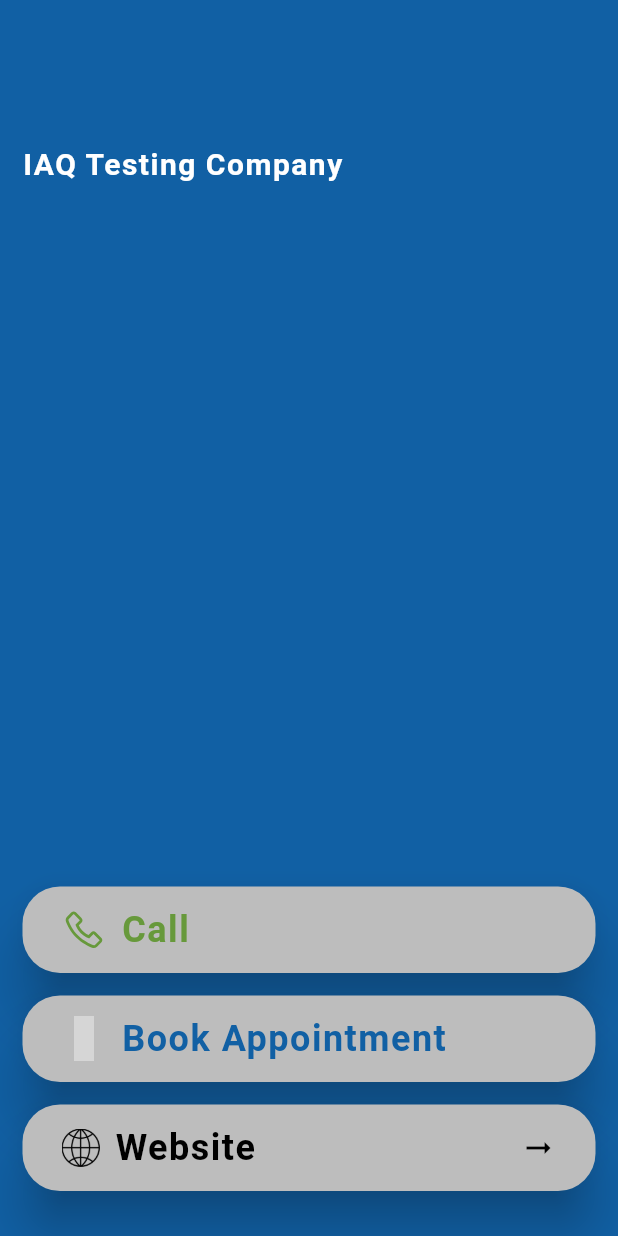
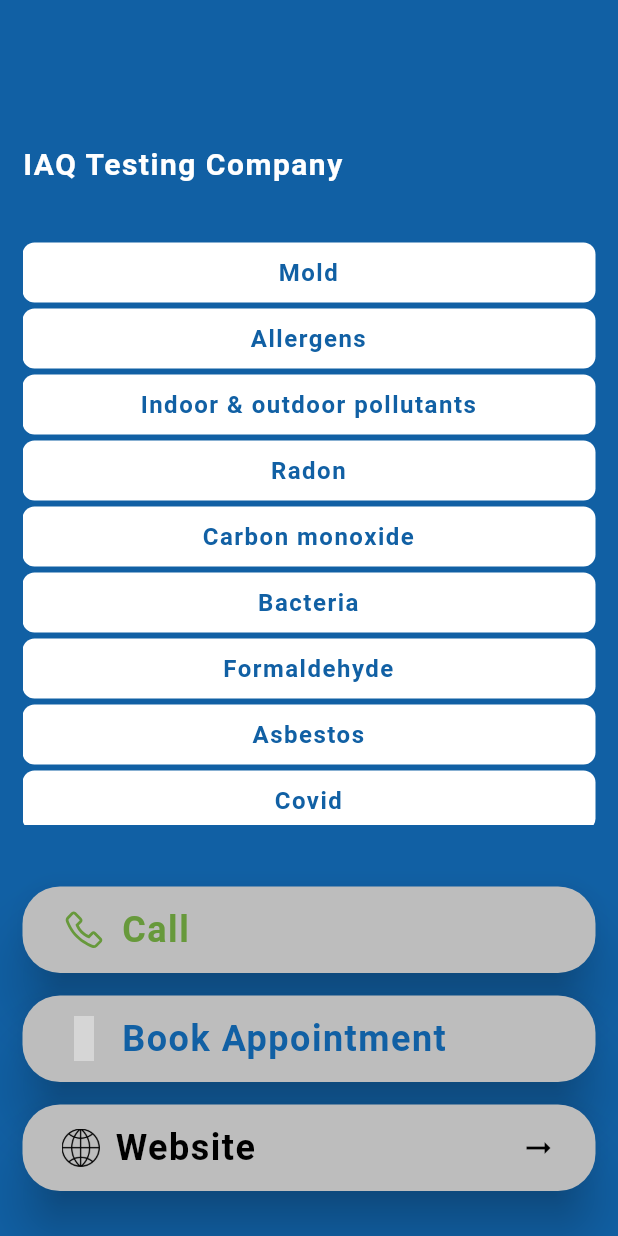
Before and after one commit to abdullahaslam0079/Indoor-air-quality-app, a Flutter app: the HomeScreen screen opened directly, on a phone screen of 412 x 824 dp. Run offline on Flutter 3.47's test engine with Material 2 defaults, Android fonts, the phone set to English and light mode, and no system bars; our stand-ins replace flutter_onboarding_slider, font_awesome_flutter, google_fonts, line_icons, shared_preferences; accounts and stored records are empty; Roboto replaces fonts that are missing (Alegreya); grey boxes are pictures that could not be loaded.

Commit message:
UI Changes

```diff
--- /dev/null
+++ b/lib/model/services_model.dart
@@ -0,0 +1,6 @@
+
+class ServicesModel{
+  late String service;
+  late String imageUrl;
+  ServicesModel({required this.service, required this.imageUrl});
+}
--- a/lib/userInterface/home/home_screen.dart
+++ b/lib/userInterface/home/home_screen.dart
@@ -1,10 +1,12 @@
 import 'package:flutter/material.dart';
-import 'package:iaq/provider/user_provider.dart';
+import 'package:iaq/model/services_model.dart';
+import 'package:url_launcher/url_launcher.dart' as UrlLauncher;
 import 'package:iaq/utils/styles.dart';
 import 'package:iaq/utils/widgets/custom_rounded_button.dart';
 import 'package:iaq/utils/widgets/visit_website_button.dart';
 import 'package:line_icons/line_icons.dart';
-import 'package:provider/provider.dart';
+import 'package:url_launcher/url_launcher.dart';
+
 
 class HomeScreen extends StatefulWidget {
   const HomeScreen({Key? key}) : super(key: key);
@@ -18,9 +20,23 @@ class _HomeScreenState extends State<HomeScreen> {
   @override
   void initState() {
     super.initState();
-    UserProvider _userProvider = Provider.of<UserProvider>(context, listen: false);
-    _userProvider.changeIsOnboardedStatus(true);
   }
+
+  List<ServicesModel> services = [
+    ServicesModel(imageUrl: '', service: 'Mold'),
+    ServicesModel(imageUrl: '', service: 'Allergens'),
+    ServicesModel(imageUrl: '', service: 'Indoor & outdoor pollutants'),
+    ServicesModel(imageUrl: '', service: 'Radon'),
+    ServicesModel(imageUrl: '', service: 'Carbon monoxide'),
+    ServicesModel(imageUrl: '', service: 'Bacteria'),
+    ServicesModel(imageUrl: '', service: 'Formaldehyde'),
+    ServicesModel(imageUrl: '', service: 'Asbestos'),
+    ServicesModel(imageUrl: '', service: 'Covid'),
+    ServicesModel(imageUrl: '', service: 'Air & water intrusion'),
+    ServicesModel(imageUrl: '', service: 'Carbon dioxide'),
+    ServicesModel(imageUrl: '', service: 'Legionella'),
+    ServicesModel(imageUrl: '', service: 'Water quality'),
+  ];
 
   @override
   Widget build(BuildContext context) {
@@ -41,12 +57,56 @@ class _HomeScreenState extends State<HomeScreen> {
                 style: headingTextStyleWhite,
               ),
 
-              const Spacer(),
 
-              CustomRoundedButton(text: 'Call', iconData: LineIcons.phone, width: 0.3, borderRadius: 25,  textColor: greenColor),
+              SizedBox(
+                height: med.height * 0.05,
+              ),
+
+              Expanded(
+                child: GridView.builder(
+                  gridDelegate: const SliverGridDelegateWithFixedCrossAxisCount(
+                    mainAxisExtent: 40,
+                      childAspectRatio: 30,
+                      crossAxisCount: 1,
+                      crossAxisSpacing: 4.0,
+                      mainAxisSpacing: 4.0
+                  ),
+                  itemCount: services.length,
+                  itemBuilder: (context, index){
+                    return Container(
+                      decoration: BoxDecoration(
+                        color: whiteColor,
+                        borderRadius: BorderRadius.circular(8.0),
+                      ),
+                      child: Center(
+                        child: Text(services[index].service,
+                          style: smallHeadingTextStyle,
+                          textAlign: TextAlign.center,
+                        ),
+                      ),
+                    );
+                  },
+                ),
+              ),
+
+
+              SizedBox(
+                height: med.height * 0.05,
+              ),
+
+              CustomRoundedButton(text: 'Call', callBack: (){
+                UrlLauncher.launch("tel: +1 870-613-7001");
+              },iconData: LineIcons.phone, width: 0.3, borderRadius: 25,  textColor: greenColor),
               Padding(
                 padding: const EdgeInsets.symmetric(vertical: 15),
-                child: CustomRoundedButton(text: 'Book Appointment', iconData: LineIcons.calendarWithDayFocus, width: 0.6, borderRadius: 25, textColor: primaryColor, ),
+                child: CustomRoundedButton(text: 'Book Appointment', callBack: ()async{
+                  const url = 'www.IAQTestingCompany.com';
+                  if (await canLaunch(url)) {
+                    await launch(url);
+                  } else {
+                    throw 'Could not launch $url';
+                  }
+                },iconData: LineIcons.calendarWithDayFocus, width: 0.6, borderRadius: 25, textColor: primaryColor, ),
               ),
 
               const Padding(
--- a/lib/utils/widgets/custom_rounded_button.dart
+++ b/lib/utils/widgets/custom_rounded_button.dart
@@ -9,9 +9,10 @@ class CustomRoundedButton extends StatelessWidget {
   final double width;
   final double borderRadius;
   final IconData iconData;
+  final VoidCallback callBack;
   Color textColor;
   Color backgroundColor;
-  CustomRoundedButton({Key? key, required this.text, required this.width, required this.borderRadius, this.backgroundColor = whiteColor, this.textColor = primaryColor, required this.iconData}) : super(key: key);
+  CustomRoundedButton({Key? key, required this.text, required this.width, required this.borderRadius, this.backgroundColor = whiteColor, this.textColor = primaryColor, required this.iconData, required this.callBack}) : super(key: key);
 
   @override
   Widget build(BuildContext context) {
@@ -20,7 +21,7 @@ class CustomRoundedButton extends StatelessWidget {
       width: med.width,
       height: med.height*0.07,
       child: ElevatedButton(
-        onPressed: () {},
+        onPressed: callBack,
         style: ElevatedButton.styleFrom(
           primary: Colors.grey.shade400,
           shape: RoundedRectangleBorder(
--- a/pubspec.yaml
+++ b/pubspec.yaml
@@ -34,6 +34,7 @@ dependencies:
   # The following adds the Cupertino Icons font to your application.
   # Use with the CupertinoIcons class for iOS style icons.
   cupertino_icons: ^1.0.2
+  url_launcher: ^6.1.5
 
   # Decoration
   google_fonts: ^3.0.1
@@ -46,6 +47,10 @@ dependencies:
 
   #Storage
   shared_preferences: ^2.0.15
+
+
+
+
 
 dev_dependencies:
   flutter_test:
```
Also changed, not shown: lib/main.dart (+12 -1 lines), lib/storage/sharedPref.dart (added, +20 -0 lines), lib/userInterface/splash_screen/onboarding_screen.dart (+47 -18 lines), lib/userInterface/splash_screen/splash_screen.dart (+13 -3 lines), lib/utils/widgets/visit_website_button.dart (+9 -1 lines), assets/images/logo.jpg, assets/images/logo1.jpg (added), pubspec.lock, 6 other files.
